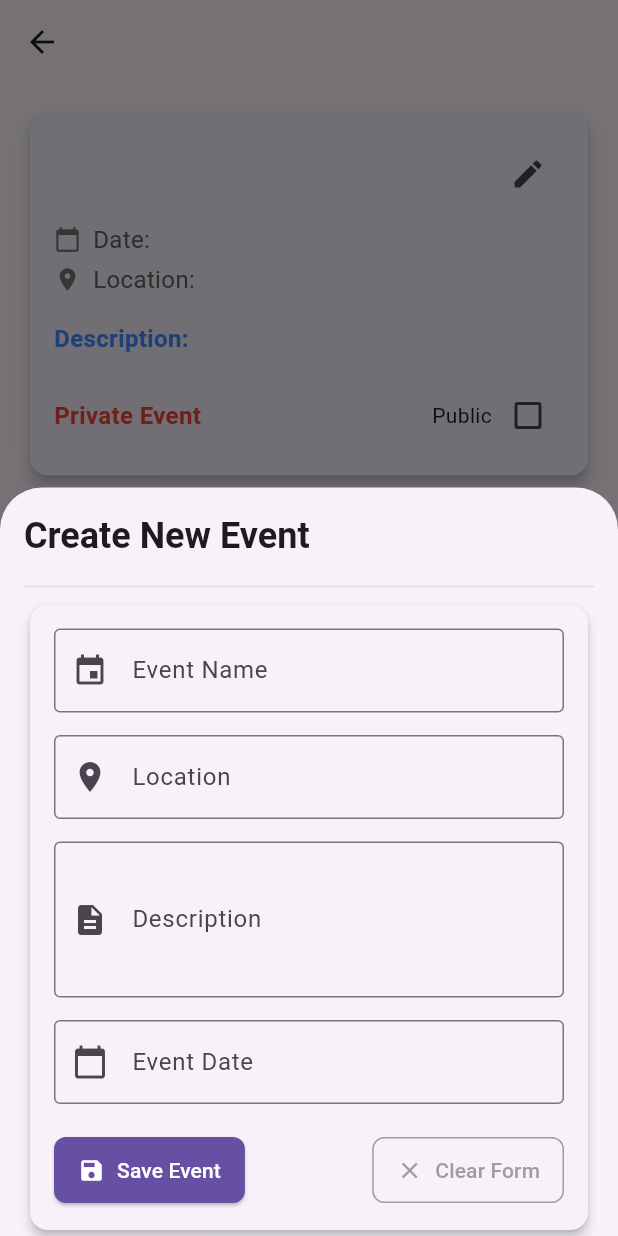
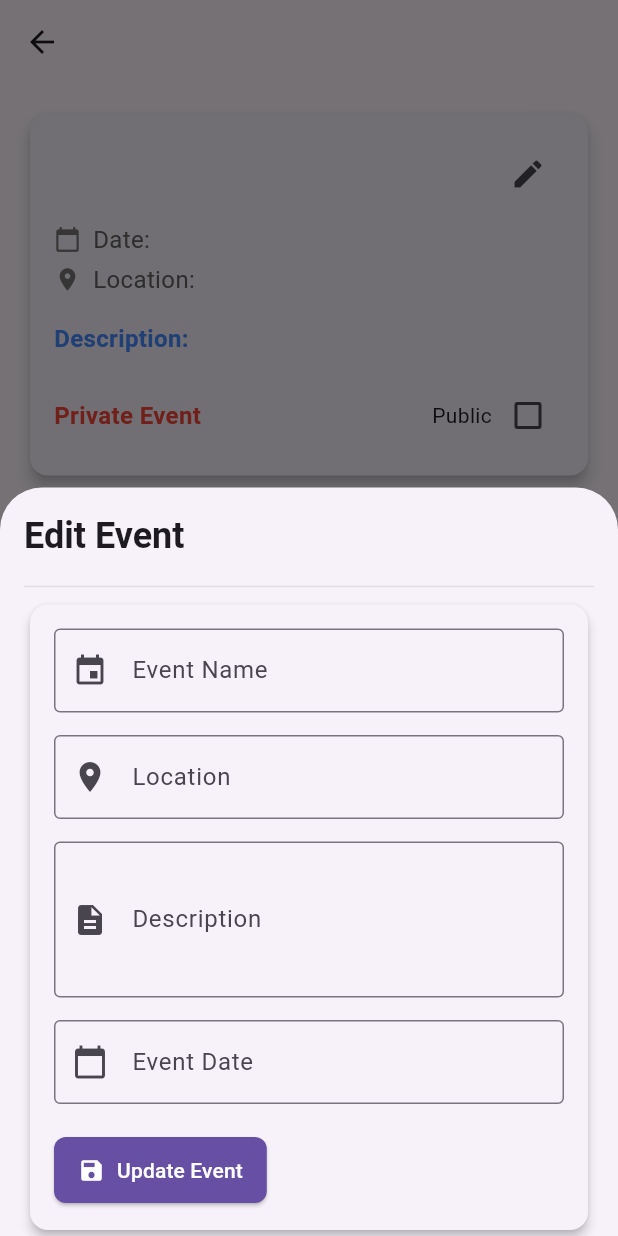
Before and after one commit to silentunicorn249/hedeyety, a Flutter app: the MyEventDetailsScreen screen opened directly with empty values, after a tap on the "edit" icon, on a phone screen of 412 x 824 dp. Run offline on Flutter 3.47's test engine with Material 3 defaults, Android fonts, the phone set to English and light mode, and no system bars; our stand-ins replace cloud_firestore, firebase_auth, firebase_core, image_picker, modal_progress_hud_nsn, shared_preferences and 1 more; accounts and stored records are empty; network calls fail.

Commit message:
added to edit event

```diff
--- a/lib/features/events/presentation/screens/add_event_screen.dart
+++ b/lib/features/events/presentation/screens/add_event_screen.dart
@@ -1,9 +1,15 @@
 import 'package:firebase_auth/firebase_auth.dart';
 import 'package:flutter/material.dart';
-import 'package:hedeyety/features/events/data/datasources/event_repo_local.dart';
-import 'package:hedeyety/features/events/data/models/event_model.dart';
+
+import '../../data/datasources/event_repo_local.dart';
+import '../../data/datasources/event_repo_remote.dart';
+import '../../data/models/event_model.dart';
 
 class AddEventScreen extends StatefulWidget {
+  final EventModel? event; // Optional EventModel for editing
+
+  const AddEventScreen({Key? key, this.event}) : super(key: key);
+
   @override
   State<AddEventScreen> createState() => _AddEventScreenState();
 }
@@ -12,10 +18,21 @@ class _AddEventScreenState extends State<AddEventScreen> {
   final _formKey = GlobalKey<FormState>();
   final _auth = FirebaseAuth.instance;
 
-  final TextEditingController eventName = TextEditingController();
-  final TextEditingController eventLocation = TextEditingController();
-  final TextEditingController eventDesc = TextEditingController();
-  final TextEditingController eventDate = TextEditingController();
+  late TextEditingController eventName;
+  late TextEditingController eventLocation;
+  late TextEditingController eventDesc;
+  late TextEditingController eventDate;
+
+  @override
+  void initState() {
+    super.initState();
+
+    // Initialize controllers with pre-filled data if editing
+    eventName = TextEditingController(text: widget.event?.name ?? "");
+    eventLocation = TextEditingController(text: widget.event?.location ?? "");
+    eventDesc = TextEditingController(text: widget.event?.desc ?? "");
+    eventDate = TextEditingController(text: widget.event?.date ?? "");
+  }
 
   void _resetForm() {
     _formKey.currentState?.reset();
@@ -25,48 +42,67 @@ class _AddEventScreenState extends State<AddEventScreen> {
     eventDate.clear();
   }
 
-  void saveEvent() {
+  void saveEvent() async {
     if (_formKey.currentState!.validate()) {
       var userUID = _auth.currentUser!.uid;
 
-      final repo = EventRepoLocal();
-      repo.saveEvent(EventModel(
-        id: userUID + eventName.text,
+      // Create a new event or update the existing one
+      final EventModel event = EventModel(
+        id: widget.event?.id ?? userUID + eventName.text,
         name: eventName.text,
         location: eventLocation.text,
         desc: eventDesc.text,
-        userId: userUID,
+        userId: widget.event?.userId ?? userUID,
         date: eventDate.text,
-        isPublic: false,
-      ));
-
-      ScaffoldMessenger.of(context).showSnackBar(
-        const SnackBar(content: Text('Event Saved Successfully!')),
+        isPublic: widget.event?.isPublic ?? false,
       );
 
-      Navigator.pop(context);
+      final localRepo = EventRepoLocal();
+      final remoteRepo = EventRepoRemote();
+
+      // Add or Update Logic
+      if (widget.event == null) {
+        // Add Event
+        await localRepo.saveEvent(event);
+      } else {
+        // Edit Event
+        await localRepo.updateEventById(event);
+        if (event.isPublic) await remoteRepo.saveEvent(event);
+      }
+
+      // Notify success and close modal
+      ScaffoldMessenger.of(context).showSnackBar(
+        SnackBar(
+          content: Text(widget.event == null
+              ? 'Event Added Successfully!'
+              : 'Event Updated Successfully!'),
+        ),
+      );
+      Navigator.pop(context, true);
     }
   }
 
   Future<void> _selectDate() async {
     DateTime? pickedDate = await showDatePicker(
       context: context,
-      initialDate: DateTime.now().add(const Duration(days: 2)),
+      initialDate: widget.event != null
+          ? DateTime.parse(widget.event!.date)
+          : DateTime.now().add(const Duration(days: 2)),
       firstDate: DateTime.now().add(const Duration(days: 2)),
       lastDate: DateTime.now().add(const Duration(days: 30)),
     );
     if (pickedDate != null) {
       setState(() {
-        final selectedDate =
+        eventDate.text =
             "${pickedDate.year}-${pickedDate.month.toString().padLeft(2, '0')}-${pickedDate.day.toString().padLeft(2, '0')}";
-        debugPrint("SelectedDate is: $selectedDate");
-        eventDate.text = selectedDate;
       });
     }
   }
 
   @override
   Widget build(BuildContext context) {
+    final isEditing = widget.event != null;
+
     return Padding(
       padding: EdgeInsets.only(
           left: 16,
@@ -79,7 +115,7 @@ class _AddEventScreenState extends State<AddEventScreen> {
           children: [
             // Title
             Text(
-              "Create New Event",
+              isEditing ? "Edit Event" : "Create New Event",
               style: Theme.of(context)
                   .textTheme
                   .headlineSmall
@@ -179,11 +215,14 @@ class _AddEventScreenState extends State<AddEventScreen> {
                                   borderRadius: BorderRadius.circular(8)),
                             ),
                             icon: const Icon(Icons.save, color: Colors.white),
-                            label: const Text('Save Event',
-                                style: TextStyle(color: Colors.white)),
+                            label: Text(
+                              isEditing ? 'Update Event' : 'Save Event',
+                              style: const TextStyle(color: Colors.white),
+                            ),
                           ),
 
-                          // Reset Button
+                          // Reset Button (only in Add mode)
+                          if (!isEditing)
                             OutlinedButton.icon(
                               onPressed: _resetForm,
                               style: OutlinedButton.styleFrom(
--- a/lib/features/profile/presentation/screens/my_event_details.dart
+++ b/lib/features/profile/presentation/screens/my_event_details.dart
@@ -127,12 +127,8 @@ class _MyEventDetailsScreenState extends State<MyEventDetailsScreen> {
     showModalBottomSheet(
       context: context,
       isScrollControlled: true,
-      builder: (BuildContext context) => SingleChildScrollView(
-        child: Container(
-          padding:
-              EdgeInsets.only(bottom: MediaQuery.of(context).viewInsets.bottom),
-          child: AddEventScreen(),
-        ),
+      builder: (context) => SingleChildScrollView(
+        child: AddEventScreen(event: widget.event),
       ),
     );
   }
```
Also changed, not shown: lib/features/events/data/datasources/event_repo_local.dart (+12 -0 lines), lib/features/profile/presentation/screens/home_screen.dart (+2 -6 lines). Lines whose indentation alone changed are shown as unchanged.
